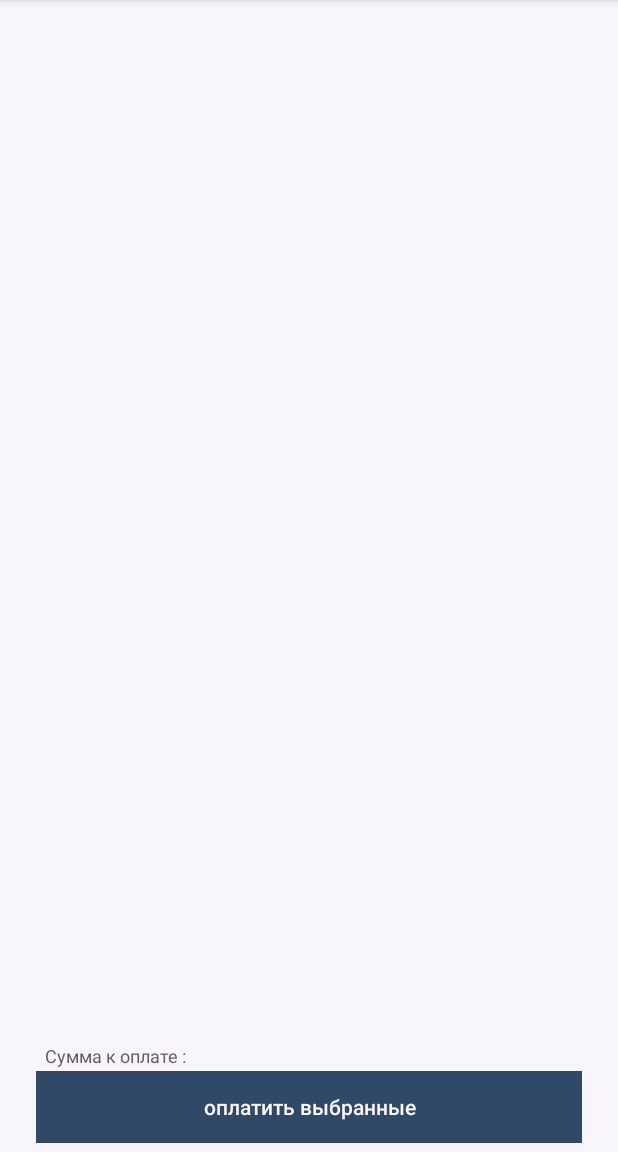
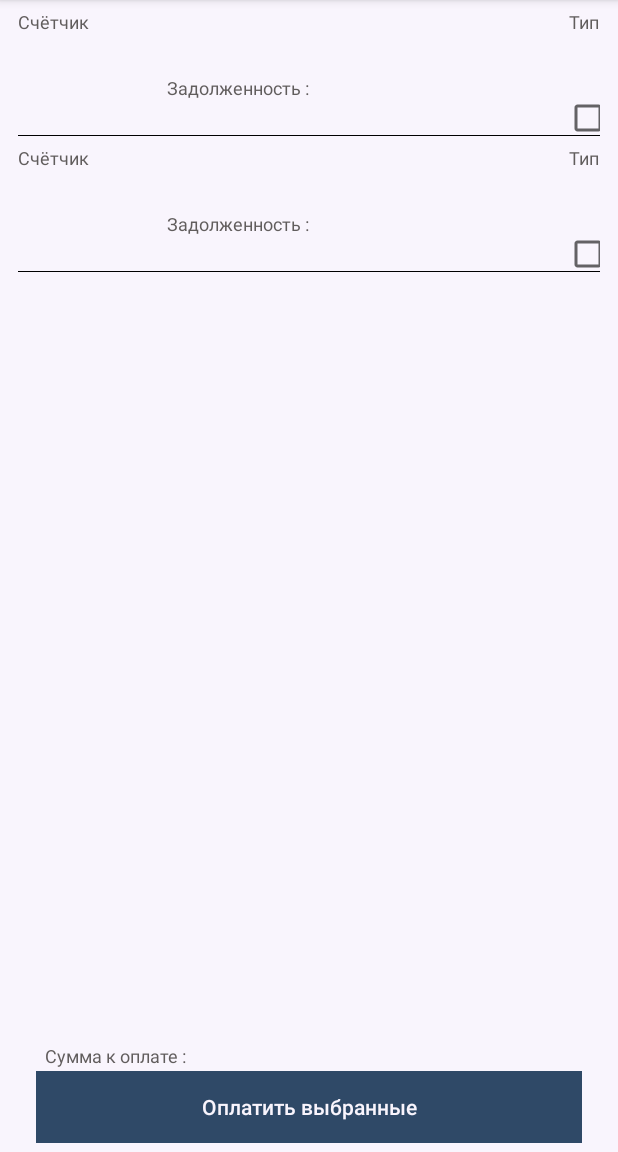
Before and after one commit to DenisBelashkov/UtilitatemMetris, an Android app: the SavedMetersFragment screen opened directly, with no data from a screen before it, on a phone screen of 412 x 824 dp, the part 84-1236 px from its top. Run offline under Robolectric (Android 15) with nearby library versions, the phone set to English and light mode, and no system bars; our stand-ins replace data binding; libraries missing offline, so code that uses them is left out: com.mikepenz.materialdrawer; plain views replace MaterialDrawerSliderView; 17 statements that could not run were skipped.

Commit message:
Реализовал список счётчиков Добавил модель типа счётчика Добавил ViewModel для счётчика

```diff
--- /dev/null
+++ b/Frontend/app/src/main/java/org/vsu/pt/team2/utilitatemmetrisapp/models/MeterType.kt
@@ -0,0 +1,8 @@
+package org.vsu.pt.team2.utilitatemmetrisapp.models
+
+enum class MeterType {
+    ColdWater,
+    HotWater,
+    Gas,
+    Elect
+}
--- a/Frontend/app/src/main/java/org/vsu/pt/team2/utilitatemmetrisapp/adapters/LoginPagerAdapter.kt
+++ b/Frontend/app/src/main/java/org/vsu/pt/team2/utilitatemmetrisapp/ui/adapters/LoginPagerAdapter.kt
@@ -14,7 +14,7 @@
  * limitations under the License.
  */
 
-package org.vsu.pt.team2.utilitatemmetrisapp.adapters
+package org.vsu.pt.team2.utilitatemmetrisapp.ui.adapters
 
 import androidx.fragment.app.Fragment
 import androidx.viewpager2.adapter.FragmentStateAdapter
--- /dev/null
+++ b/Frontend/app/src/main/java/org/vsu/pt/team2/utilitatemmetrisapp/ui/adapters/MetersListAdapter.kt
@@ -0,0 +1,55 @@
+package org.vsu.pt.team2.utilitatemmetrisapp.ui.adapters
+
+import android.view.LayoutInflater
+import android.view.View
+import android.view.ViewGroup
+import androidx.recyclerview.widget.DiffUtil
+import androidx.recyclerview.widget.ListAdapter
+import androidx.recyclerview.widget.RecyclerView
+import org.vsu.pt.team2.utilitatemmetrisapp.R
+import org.vsu.pt.team2.utilitatemmetrisapp.databinding.ItemMeterBinding
+import org.vsu.pt.team2.utilitatemmetrisapp.viewmodels.MeterViewModel
+
+class MetersListAdapter : ListAdapter<MeterViewModel, MetersListAdapter.MeterViewHolder>(
+    MeterDiffCallback()
+) {
+    override fun onCreateViewHolder(parent: ViewGroup, viewType: Int): MeterViewHolder {
+        return MeterViewHolder(
+            LayoutInflater.from(parent.context)
+                .inflate(R.layout.item_meter, parent, false)
+        )
+    }
+
+    override fun onBindViewHolder(holder: MeterViewHolder, position: Int) {
+        holder.bind(getItem(position))
+    }
+
+    class MeterViewHolder(itemView: View) : RecyclerView.ViewHolder(itemView) {
+        var binding: ItemMeterBinding? = null
+        fun bind(item: MeterViewModel) = with(itemView) {
+
+            binding = ItemMeterBinding.bind(itemView).apply {
+                meterType = item.type.name
+                this.setMeterIdentifier(item.identifier)
+                this.setBacklogValue(item.backlog)
+                checkbox.isChecked = false
+            }
+
+            setOnClickListener {
+                binding?.checkbox?.let {
+                    binding?.checkbox?.isChecked = !it.isChecked
+                }
+            }
+        }
+    }
+
+    class MeterDiffCallback : DiffUtil.ItemCallback<MeterViewModel>() {
+        override fun areItemsTheSame(oldItem: MeterViewModel, newItem: MeterViewModel): Boolean {
+            return oldItem.identifier == newItem.identifier
+        }
+
+        override fun areContentsTheSame(oldItem: MeterViewModel, newItem: MeterViewModel): Boolean {
+            return oldItem == newItem
+        }
+    }
+}
--- a/Frontend/app/src/main/java/org/vsu/pt/team2/utilitatemmetrisapp/ui/login/LoginViewPagerFragment.kt
+++ b/Frontend/app/src/main/java/org/vsu/pt/team2/utilitatemmetrisapp/ui/login/LoginViewPagerFragment.kt
@@ -8,9 +8,9 @@ import androidx.appcompat.app.AppCompatActivity
 import androidx.fragment.app.Fragment
 import com.google.android.material.tabs.TabLayoutMediator
 import org.vsu.pt.team2.utilitatemmetrisapp.R
-import org.vsu.pt.team2.utilitatemmetrisapp.adapters.DEMO_USER_PAGE_INDEX
-import org.vsu.pt.team2.utilitatemmetrisapp.adapters.LOGIN_PAGE_INDEX
-import org.vsu.pt.team2.utilitatemmetrisapp.adapters.LoginPagerAdapter
+import org.vsu.pt.team2.utilitatemmetrisapp.ui.adapters.DEMO_USER_PAGE_INDEX
+import org.vsu.pt.team2.utilitatemmetrisapp.ui.adapters.LOGIN_PAGE_INDEX
+import org.vsu.pt.team2.utilitatemmetrisapp.ui.adapters.LoginPagerAdapter
 import org.vsu.pt.team2.utilitatemmetrisapp.databinding.FragmentLoginViewPagerBinding
 
 class LoginViewPagerFragment : Fragment() {
--- a/Frontend/app/src/main/java/org/vsu/pt/team2/utilitatemmetrisapp/ui/main/SavedMetersFragment.kt
+++ b/Frontend/app/src/main/java/org/vsu/pt/team2/utilitatemmetrisapp/ui/main/SavedMetersFragment.kt
@@ -4,12 +4,18 @@ import android.os.Bundle
 import android.view.LayoutInflater
 import android.view.View
 import android.view.ViewGroup
+import androidx.recyclerview.widget.LinearLayoutManager
 import org.vsu.pt.team2.utilitatemmetrisapp.R
 import org.vsu.pt.team2.utilitatemmetrisapp.databinding.FragmentSavedMetersBinding
+import org.vsu.pt.team2.utilitatemmetrisapp.models.MeterType
+import org.vsu.pt.team2.utilitatemmetrisapp.ui.adapters.MetersListAdapter
 import org.vsu.pt.team2.utilitatemmetrisapp.ui.components.BaseFragment
 import org.vsu.pt.team2.utilitatemmetrisapp.viewmodels.GeneralButtonViewModel
+import org.vsu.pt.team2.utilitatemmetrisapp.viewmodels.MeterViewModel
 
 class SavedMetersFragment : BaseFragment() {
+
+    private val adapter = MetersListAdapter()
 
     override fun onCreateView(
         inflater: LayoutInflater,
@@ -18,10 +24,33 @@ class SavedMetersFragment : BaseFragment() {
     ): View {
         val binding = FragmentSavedMetersBinding.inflate(inflater, container, false)
         binding.sumForPay = 1
-        binding.payForChosenButton.viewmodel =
+        binding.payChosenMetersButton.viewmodel =
             GeneralButtonViewModel(getString(R.string.pay_for_chosen)) {
                 //todo action when pay for all
             }
+        binding.metersListRecyclerView.layoutManager = LinearLayoutManager(
+            requireContext(), LinearLayoutManager.VERTICAL, false
+        )
+        binding.metersListRecyclerView.adapter = adapter
+
+        updateAdapter()
         return binding.root
     }
+
+    fun updateAdapter() {
+        val list = mutableListOf<MeterViewModel>()
+        list.add(
+            MeterViewModel(
+                "7a6d87asd", MeterType.ColdWater, 452.4
+            )
+        )
+        list.add(
+            MeterViewModel(
+                "6633pqff445", MeterType.Elect, 1209.1
+            )
+        )
+
+
+        adapter.submitList(list)
+    }
 }
--- /dev/null
+++ b/Frontend/app/src/main/res/drawable/ripple_meter_item.xml
@@ -0,0 +1,10 @@
+<?xml version="1.0" encoding="utf-8"?>
+<ripple xmlns:android="http://schemas.android.com/apk/res/android"
+    android:color="@color/blue_primary"
+    >
+    <item android:state_pressed="false">
+        <shape android:shape="rectangle">
+            <solid android:color="@color/white_background"/>
+        </shape>
+    </item>
+</ripple>
--- a/Frontend/app/src/main/res/layout/fragment_saved_meters.xml
+++ b/Frontend/app/src/main/res/layout/fragment_saved_meters.xml
@@ -73,7 +73,7 @@
                 app:layout_constraintStart_toStartOf="parent">
 
                 <include
-                    android:id="@+id/pay_for_chosen_button"
+                    android:id="@+id/pay_chosen_meters_button"
                     layout="@layout/general_button_content"
                     android:layout_width="match_parent"
                     android:layout_height="wrap_content"
--- a/Frontend/app/src/main/res/layout/item_meter.xml
+++ b/Frontend/app/src/main/res/layout/item_meter.xml
@@ -8,7 +8,7 @@
 
         <variable
             name="backlog_value"
-            type="Integer" />
+            type="Double" />
 
         <variable
             name="backlog_addition"
@@ -28,7 +28,9 @@
         android:layout_height="wrap_content"
         android:paddingStart="12dp"
         android:paddingTop="6dp"
-        android:paddingEnd="12dp">
+        android:paddingEnd="12dp"
+        android:background="@drawable/ripple_meter_item"
+        >
 
         <androidx.constraintlayout.widget.ConstraintLayout
             android:id="@+id/top_content"
--- a/Frontend/app/src/main/res/values/strings.xml
+++ b/Frontend/app/src/main/res/values/strings.xml
@@ -29,7 +29,7 @@
     <string name="meter_type_text">Тип</string>
     <string name="backlog_empty">Задолженностей нет</string>
     <string name="sum_for_pay">Сумма к оплате :</string>
-    <string name="pay_for_chosen">оплатить выбранные</string>
+    <string name="pay_for_chosen">Оплатить выбранные</string>
 
 
 </resources>
```
Also changed, not shown: Frontend/app/src/main/java/org/vsu/pt/team2/utilitatemmetrisapp/viewmodels/MeterViewModel.kt (added, +29 -0 lines).
